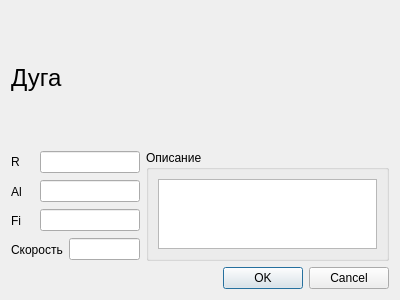
First picture: the form in KAMEditor/gui/commands/arcdialog.ui, repository Xtail96/SML, before the edit.
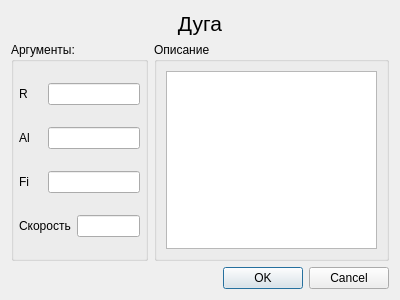
Second picture: the form after the edit.

The edit to the form file:
```diff
--- a/KAMEditor/gui/commands/arcdialog.ui
+++ b/KAMEditor/gui/commands/arcdialog.ui
@@ -14,57 +14,7 @@
    <string>Дуга</string>
   </property>
   <layout class="QGridLayout" name="gridLayout_2">
-   <item row="1" column="0">
-    <widget class="QLabel" name="arc_label_r">
-     <property name="text">
-      <string>R</string>
-     </property>
-    </widget>
-   </item>
-   <item row="1" column="1" colspan="2">
-    <widget class="QLineEdit" name="arc_lineEdit_r"/>
-   </item>
-   <item row="2" column="0">
-    <widget class="QLabel" name="arc_label_al">
-     <property name="text">
-      <string>Al</string>
-     </property>
-    </widget>
-   </item>
-   <item row="2" column="1" colspan="2">
-    <widget class="QLineEdit" name="arc_lineEdit_al"/>
-   </item>
-   <item row="3" column="0">
-    <widget class="QLabel" name="arc_label_fi">
-     <property name="text">
-      <string>Fi</string>
-     </property>
-    </widget>
-   </item>
-   <item row="3" column="1" colspan="2">
-    <widget class="QLineEdit" name="arc_lineEdit_fi"/>
-   </item>
-   <item row="4" column="0" colspan="2">
-    <widget class="QLabel" name="arc_label_velocity">
-     <property name="text">
-      <string>Скорость</string>
-     </property>
-    </widget>
-   </item>
-   <item row="4" column="2">
-    <widget class="QLineEdit" name="arc_lineEdit_velocity"/>
-   </item>
-   <item row="5" column="0" colspan="4">
-    <widget class="QDialogButtonBox" name="buttonBox">
-     <property name="orientation">
-      <enum>Qt::Horizontal</enum>
-     </property>
-     <property name="standardButtons">
-      <set>QDialogButtonBox::Cancel|QDialogButtonBox::Ok</set>
-     </property>
-    </widget>
-   </item>
-   <item row="1" column="3" rowspan="4">
+   <item row="1" column="1" rowspan="2">
     <widget class="QGroupBox" name="arc_groupBox_description">
      <property name="title">
       <string>Описание</string>
@@ -80,16 +30,90 @@
      </layout>
     </widget>
    </item>
-   <item row="0" column="0" colspan="4">
+   <item row="3" column="0" colspan="2">
+    <widget class="QDialogButtonBox" name="buttonBox">
+     <property name="orientation">
+      <enum>Qt::Horizontal</enum>
+     </property>
+     <property name="standardButtons">
+      <set>QDialogButtonBox::Cancel|QDialogButtonBox::Ok</set>
+     </property>
+    </widget>
+   </item>
+   <item row="0" column="0" colspan="2">
     <widget class="QLabel" name="arc_label_title">
      <property name="font">
       <font>
-       <pointsize>18</pointsize>
+       <pointsize>16</pointsize>
       </font>
      </property>
      <property name="text">
       <string>Дуга</string>
      </property>
+     <property name="alignment">
+      <set>Qt::AlignCenter</set>
+     </property>
+    </widget>
+   </item>
+   <item row="1" column="0" rowspan="2">
+    <widget class="QGroupBox" name="arc_arguments_groupBox">
+     <property name="title">
+      <string>Аргументы:</string>
+     </property>
+     <layout class="QGridLayout" name="gridLayout_3">
+      <property name="leftMargin">
+       <number>5</number>
+      </property>
+      <property name="topMargin">
+       <number>5</number>
+      </property>
+      <property name="rightMargin">
+       <number>5</number>
+      </property>
+      <property name="bottomMargin">
+       <number>5</number>
+      </property>
+      <item row="0" column="0">
+       <widget class="QLabel" name="arc_label_r">
+        <property name="text">
+         <string>R</string>
+        </property>
+       </widget>
+      </item>
+      <item row="0" column="1" colspan="2">
+       <widget class="QLineEdit" name="arc_lineEdit_r"/>
+      </item>
+      <item row="1" column="0">
+       <widget class="QLabel" name="arc_label_al">
+        <property name="text">
+         <string>Al</string>
+        </property>
+       </widget>
+      </item>
+      <item row="1" column="1" colspan="2">
+       <widget class="QLineEdit" name="arc_lineEdit_al"/>
+      </item>
+      <item row="2" column="0">
+       <widget class="QLabel" name="arc_label_fi">
+        <property name="text">
+         <string>Fi</string>
+        </property>
+       </widget>
+      </item>
+      <item row="2" column="1" colspan="2">
+       <widget class="QLineEdit" name="arc_lineEdit_fi"/>
+      </item>
+      <item row="3" column="0" colspan="2">
+       <widget class="QLabel" name="arc_label_velocity">
+        <property name="text">
+         <string>Скорость</string>
+        </property>
+       </widget>
+      </item>
+      <item row="3" column="2">
+       <widget class="QLineEdit" name="arc_lineEdit_velocity"/>
+      </item>
+     </layout>
     </widget>
    </item>
   </layout>
```
